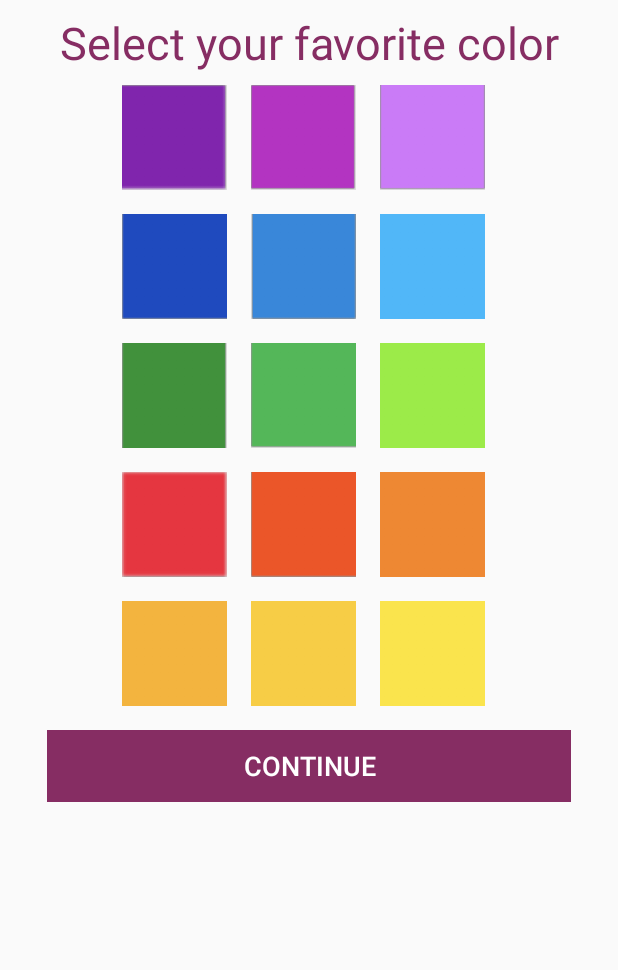
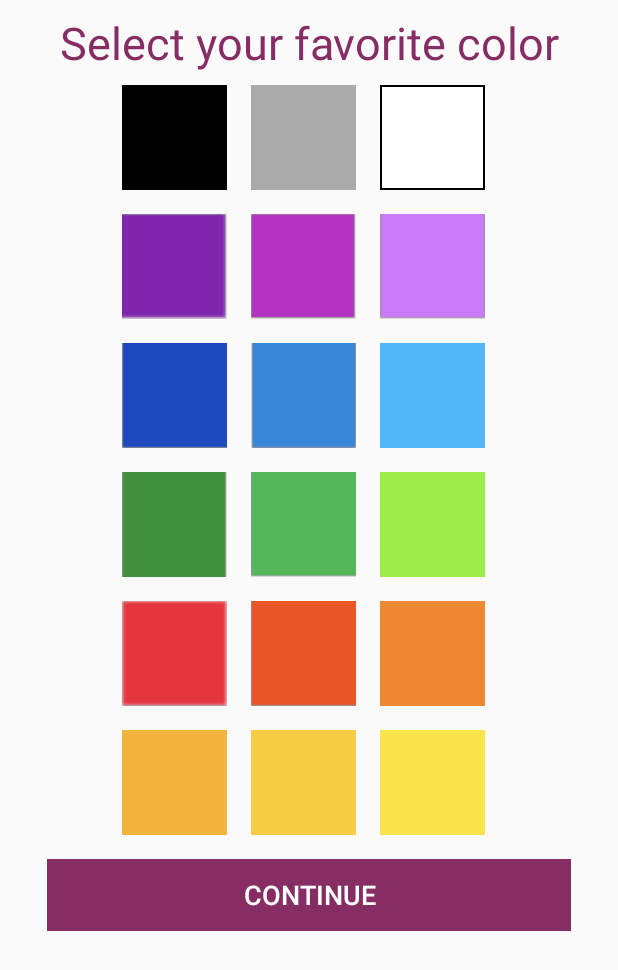
Before and after one commit to rueschan/ProyectoMoviles, an Android app: the PreferencesAct screen opened directly, with no data from a screen before it, on a phone screen of 412 x 824 dp. Shown: the top 970 px of the screen. Run offline under Robolectric (Android 15) with nearby library versions, the phone set to English and light mode, and no system bars.

```diff
--- a/app/src/main/java/mx/itesm/rueschan/moviles/SignUpAct.java
+++ b/app/src/main/java/mx/itesm/rueschan/moviles/SignUpAct.java
@@ -83,7 +83,7 @@ public class SignUpAct extends AppCompatActivity {
             user.setGender(selectGender());
             //System.out.println(user.getColor() + " color");
             //Database
-            db.userDAO().insertUsers(user);
+            //db.userDAO().insertUsers(user);
 
             Log.i("onResume", "Registros: " + db.userDAO().countUsers());
             //Log.i("hola",email +"\n" + name + "\n" + password + "\n" + gender + "\n" + getAge(birth.getDay(), birth.getMonth(), birth.getYear() + 1900) + "\n" + birth.toString());
@@ -91,9 +91,7 @@ public class SignUpAct extends AppCompatActivity {
             DataBase.destroyInstance();
 
             Intent init = new Intent(this, PreferencesAct.class);
-            //startActivity(init);
             init.putExtra("user",  user);
-            //startActivityForResult(init, REQUEST);
             startActivity(init);
         }
         else{
--- a/app/src/main/res/layout/activity_preferences.xml
+++ b/app/src/main/res/layout/activity_preferences.xml
@@ -8,12 +8,13 @@
 
     <ScrollView
         android:layout_width="wrap_content"
-        android:layout_height="0dp"
+        android:layout_height="wrap_content"
         app:layout_constraintEnd_toEndOf="parent"
         app:layout_constraintStart_toStartOf="parent">
 
+
         <LinearLayout
-            android:layout_width="wrap_content"
+            android:layout_width="match_parent"
             android:layout_height="match_parent"
             android:orientation="vertical">
 
@@ -38,7 +39,50 @@
                 android:layout_height="wrap_content"
                 android:orientation="horizontal">
 
+                <ImageView
+                    android:id="@+id/iv_negro"
+                    android:layout_width="70dp"
+                    android:layout_height="70dp"
+                    android:layout_marginBottom="8dp"
+                    android:layout_marginEnd="8dp"
+                    android:layout_marginStart="50dp"
+                    android:layout_marginTop="8dp"
+                    android:layout_weight="0"
+                    android:onClick="selectColor"
+                    app:layout_constraintBottom_toTopOf="@+id/iv_morado_osc"
+                    app:layout_constraintStart_toStartOf="parent"
+                    app:layout_constraintTop_toBottomOf="@+id/textView2"
+                    app:srcCompat="@android:color/black" />
 
+                <ImageView
+                    android:id="@+id/iv_gris"
+                    android:layout_width="70dp"
+                    android:layout_height="70dp"
+                    android:layout_marginBottom="8dp"
+                    android:layout_marginEnd="8dp"
+                    android:layout_marginRight="8dp"
+                    android:layout_marginStart="8dp"
+                    android:layout_marginTop="8dp"
+                    android:onClick="selectColor"
+                    app:layout_constraintBottom_toTopOf="@+id/iv_morado"
+                    app:layout_constraintEnd_toStartOf="@+id/iv_blanco"
+                    app:layout_constraintStart_toEndOf="@+id/iv_negro"
+                    app:layout_constraintTop_toBottomOf="@+id/textView2"
+                    app:srcCompat="@android:color/darker_gray" />
+
+                <ImageView
+                    android:id="@+id/iv_blanco"
+                    android:layout_width="70dp"
+                    android:layout_height="70dp"
+                    android:layout_marginBottom="8dp"
+                    android:layout_marginRight="8dp"
+                    android:layout_marginStart="8dp"
+                    android:layout_marginTop="8dp"
+                    android:background="@drawable/background"
+                    android:onClick="selectColor"
+                    app:layout_constraintBottom_toTopOf="@+id/iv_morado_claro"
+                    app:layout_constraintEnd_toEndOf="parent"
+                    app:layout_constraintTop_toBottomOf="@+id/textView2" />
 
             </LinearLayout>
 
@@ -56,8 +100,7 @@
                     android:layout_marginStart="50dp"
                     android:layout_marginTop="8dp"
                     android:background="@drawable/morado_osc"
-                    android:onClick="selectColor"
-                    />
+                    android:onClick="selectColor" />
 
                 <ImageView
                     android:id="@+id/iv_morado"
@@ -68,8 +111,7 @@
                     android:layout_marginStart="8dp"
                     android:layout_marginTop="8dp"
                     android:background="@drawable/morado"
-                    android:onClick="selectColor"
-                     />
+                    android:onClick="selectColor" />
 
                 <ImageView
                     android:id="@+id/iv_morado_claro"
@@ -80,8 +122,7 @@
                     android:layout_marginStart="8dp"
                     android:layout_marginTop="8dp"
                     android:background="@drawable/morado_claro"
-                    android:onClick="selectColor"
-                   />
+                    android:onClick="selectColor" />
 
             </LinearLayout>
 
@@ -110,8 +151,7 @@
                     android:layout_marginStart="8dp"
                     android:layout_marginTop="8dp"
                     android:background="@drawable/azul"
-                    android:onClick="selectColor"
-                 />
+                    android:onClick="selectColor" />
 
                 <ImageView
                     android:id="@+id/iv_azul_claro"
@@ -139,8 +179,7 @@
                     android:layout_marginStart="50dp"
                     android:layout_marginTop="8dp"
                     android:background="@drawable/verde_osc"
-                    android:onClick="selectColor"
-                    />
+                    android:onClick="selectColor" />
 
                 <ImageView
                     android:id="@+id/iv_verde"
@@ -151,8 +190,7 @@
                     android:layout_marginStart="8dp"
                     android:layout_marginTop="8dp"
                     android:background="@drawable/verde"
-                    android:onClick="selectColor"
-                  />
+                    android:onClick="selectColor" />
 
                 <ImageView
                     android:id="@+id/iv_verde_claro"
@@ -181,8 +219,7 @@
                     android:layout_marginStart="50dp"
                     android:layout_marginTop="8dp"
                     android:background="@drawable/rojo_osc"
-                    android:onClick="selectColor"
-                    />
+                    android:onClick="selectColor" />
 
                 <ImageView
                     android:id="@+id/iv_rojo"
@@ -193,8 +230,7 @@
                     android:layout_marginStart="8dp"
                     android:layout_marginTop="8dp"
                     android:background="@drawable/rojo"
-                    android:onClick="selectColor"
-                  />
+                    android:onClick="selectColor" />
 
                 <ImageView
                     android:id="@+id/iv_rojo_claro"
@@ -205,8 +241,7 @@
                     android:layout_marginStart="8dp"
                     android:layout_marginTop="8dp"
                     android:background="@drawable/rojo_claro"
-                    android:onClick="selectColor"
-                    />
+                    android:onClick="selectColor" />
             </LinearLayout>
 
             <LinearLayout
@@ -223,8 +258,7 @@
                     android:layout_marginStart="50dp"
                     android:layout_marginTop="8dp"
                     android:background="@drawable/amarillo_osc"
-                    android:onClick="selectColor"
-                  />
+                    android:onClick="selectColor" />
 
                 <ImageView
                     android:id="@+id/iv_amarillo"
@@ -246,8 +280,7 @@
                     android:layout_marginStart="8dp"
                     android:layout_marginTop="8dp"
                     android:background="@drawable/amarillo_claro"
-                    android:onClick="selectColor"
-                />
+                    android:onClick="selectColor" />
 
             </LinearLayout>
 
```
Also changed, not shown: app/src/main/java/mx/itesm/rueschan/moviles/LoginAct.java (+3 -4 lines), app/src/main/java/mx/itesm/rueschan/moviles/PreferencesAct.java (+47 -2 lines).
